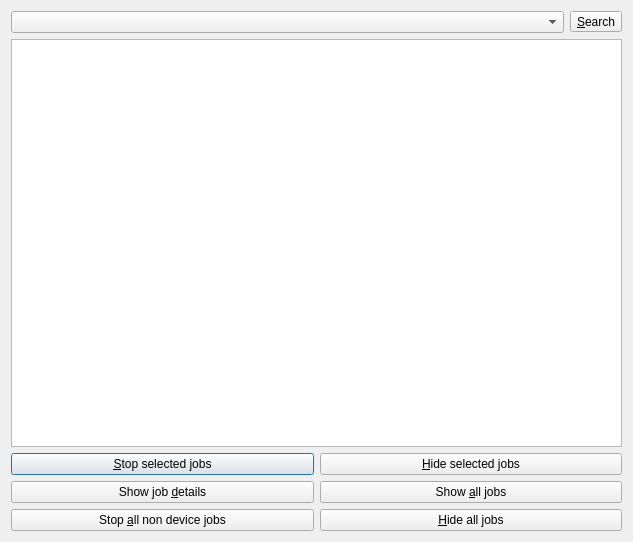
First picture: the form in src/calibre/gui2/dialogs/jobs.ui, repository debian-calibre/calibre, before the edit.
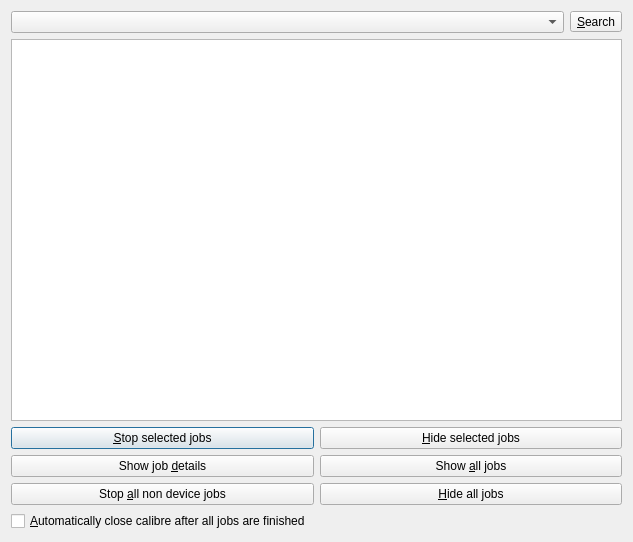
Second picture: the form after the edit. Icons and pictures are not drawn. Custom widgets are drawn as their Qt base class.

The edit to the form file:
```diff
--- a/src/calibre/gui2/dialogs/jobs.ui
+++ b/src/calibre/gui2/dialogs/jobs.ui
@@ -106,6 +106,20 @@
      </property>
     </widget>
    </item>
+   <item row="5" column="0" colspan="2">
+    <widget class="QCheckBox" name="auto_close_calibre">
+     <property name="text">
+      <string>&amp;Automatically close calibre after all jobs are finished</string>
+     </property>
+     <property name="toolTip">
+      <string>Once all currently running jobs are completed, calibre will automatically quit. Before quitting, a popup will be shown for thirty seconds allowing you to cancel the automatic quit.</string>
+     </property>
+     <property name="icon">
+      <iconset resource="../../../../resources/images.qrc">
+       <normaloff>:/images/dialog_warning.png</normaloff>:/images/dialog_warning.png</iconset>
+     </property>
+    </widget>
+   </item>
   </layout>
  </widget>
  <customwidgets>
```
